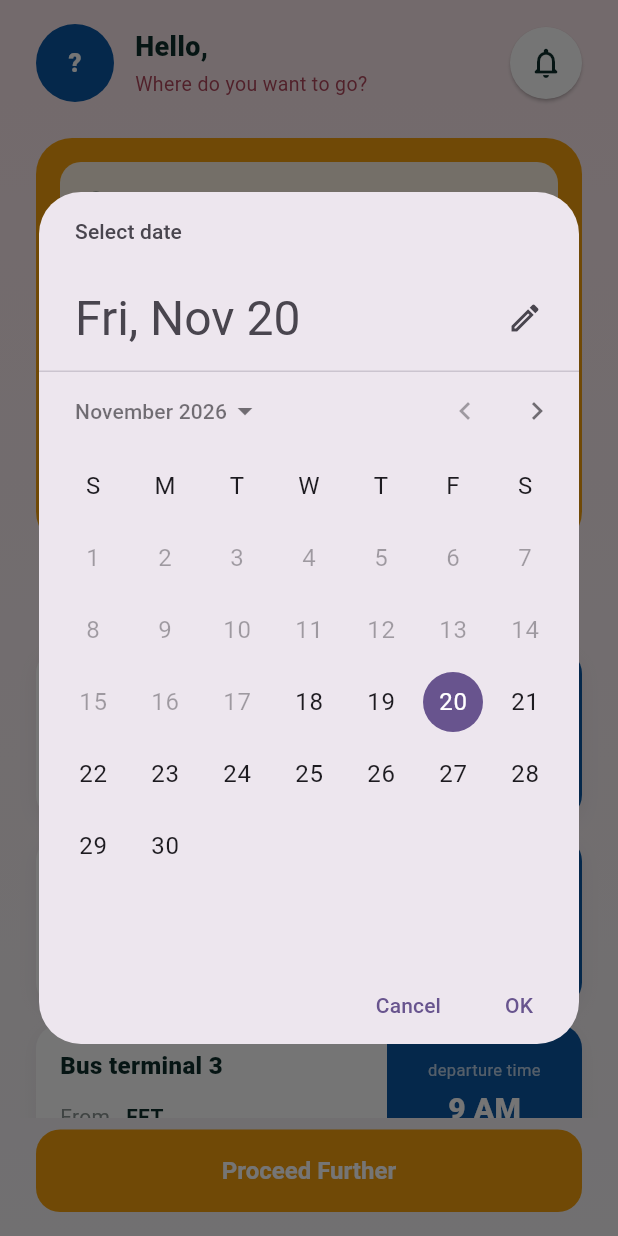
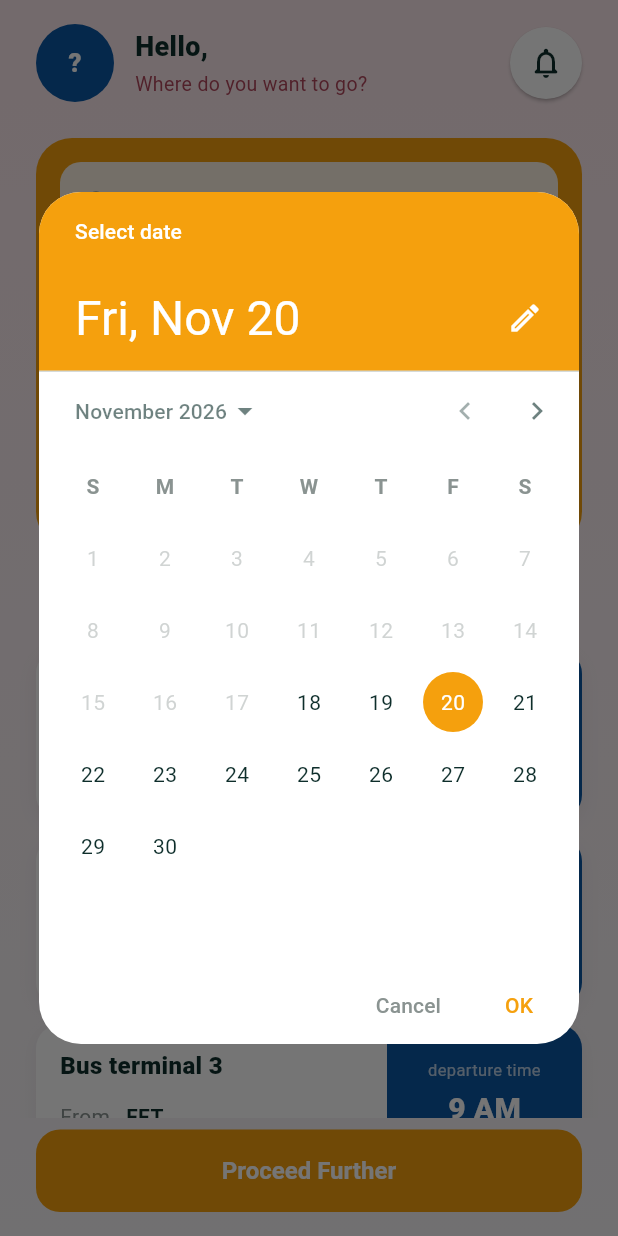
Before and after one commit to shahnawaz-laghari/SeatNix, a Flutter app: the HomeScreen screen opened directly with empty values, after a tap on "Other", on a phone screen of 412 x 824 dp. Run offline on Flutter 3.47's test engine with Material 3 defaults, Android fonts, the phone set to English and light mode, and no system bars; our stand-ins replace appwrite, audioplayers, flutter_local_notifications, flutter_svg, google_fonts, image_picker and 4 more; missing offline and left inert: file_saver; accounts and stored records are empty; network calls fail.

Commit message:
Theme the date picker with app yellow, white and dark colors

```diff
--- a/lib/screens/home_screen.dart
+++ b/lib/screens/home_screen.dart
@@ -125,11 +125,57 @@ class _HomeScreenState extends State<HomeScreen> {
   Future<void> _pickOtherDate() async {
     final now = DateTime.now();
     final today = DateTime(now.year, now.month, now.day);
+    final appTheme = Theme.of(context);
+    final pickerTheme = DatePickerThemeData(
+      backgroundColor: cardBackground(context),
+      headerBackgroundColor: authAccentColor,
+      headerForegroundColor: buttonTextColor(context),
+      dividerColor: dividerColor(context),
+      dayStyle: TextStyle(color: primaryText(context)),
+      weekdayStyle: TextStyle(
+        color: mutedText(context),
+        fontWeight: FontWeight.w700,
+      ),
+      dayForegroundColor: WidgetStateProperty.resolveWith<Color?>((states) {
+        if (states.contains(WidgetState.selected)) {
+          return buttonTextColor(context);
+        }
+        if (states.contains(WidgetState.disabled)) {
+          return mutedText(context).withValues(alpha: 0.4);
+        }
+        return primaryText(context);
+      }),
+      dayBackgroundColor: WidgetStateProperty.resolveWith<Color?>((states) {
+        if (states.contains(WidgetState.selected)) return authAccentColor;
+        return null;
+      }),
+      todayForegroundColor: WidgetStateProperty.all(authAccentColor),
+      todayBackgroundColor: WidgetStateProperty.all(Colors.transparent),
+      cancelButtonStyle: TextButton.styleFrom(
+        foregroundColor: mutedText(context),
+      ),
+      confirmButtonStyle: TextButton.styleFrom(
+        foregroundColor: authAccentColor,
+      ),
+    );
     final picked = await showDatePicker(
       context: context,
       initialDate: _otherDate ?? today.add(const Duration(days: 2)),
       firstDate: today,
       lastDate: today.add(const Duration(days: 60)),
+      builder: (context, child) => Theme(
+        data: appTheme.copyWith(
+          colorScheme: appTheme.colorScheme.copyWith(
+            primary: authAccentColor,
+            onPrimary: buttonTextColor(context),
+            surface: cardBackground(context),
+            onSurface: primaryText(context),
+          ),
+          datePickerTheme: pickerTheme,
+          canvasColor: cardBackground(context),
+        ),
+        child: child!,
+      ),
     );
     if (picked == null || !mounted) return;
     setState(() {
```
